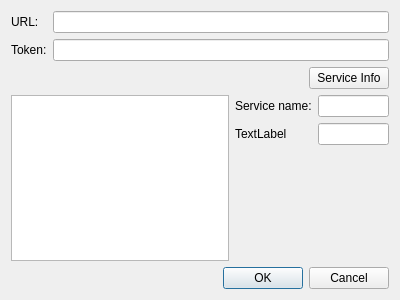
psakar/datovka, file src/gui/ui/dlg_document_service.ui: the form before one commit.
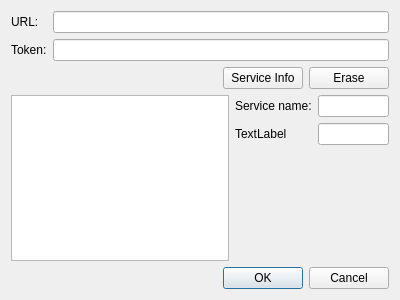
The form after the commit.

```diff
--- a/src/gui/ui/dlg_document_service.ui
+++ b/src/gui/ui/dlg_document_service.ui
@@ -66,6 +66,13 @@
        </property>
       </widget>
      </item>
+     <item>
+      <widget class="QPushButton" name="eraseButton">
+       <property name="text">
+        <string>Erase</string>
+       </property>
+      </widget>
+     </item>
     </layout>
    </item>
    <item>
```
